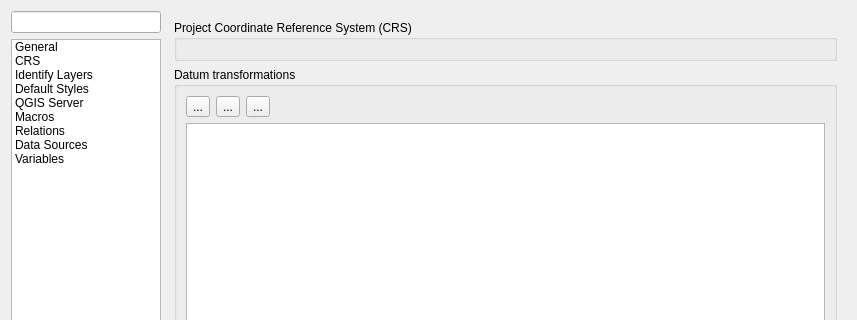
Old version of the form src/ui/qgsprojectpropertiesbase.ui in the repository 3nids/Quantum-GIS; both pictures show x 0 to 857 and y 0 to 320 of the 857 by 830 pixel window.
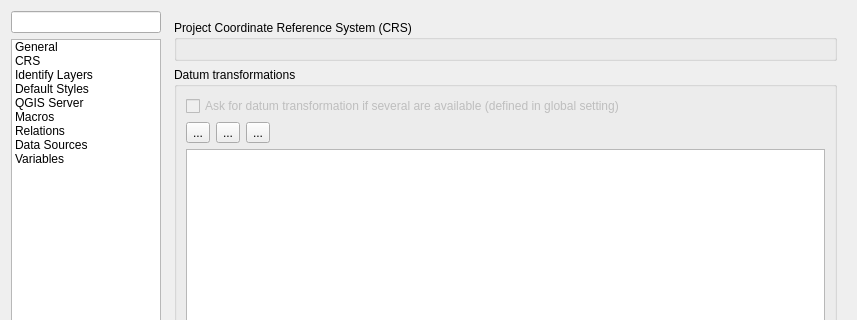
New version of the form. Icons and pictures are not drawn. Custom widgets are drawn as their Qt base class.

Patch:
```diff
--- a/src/ui/qgsprojectpropertiesbase.ui
+++ b/src/ui/qgsprojectpropertiesbase.ui
@@ -796,7 +796,7 @@
                   <string>Datum transformations</string>
                  </property>
                  <layout class="QGridLayout" name="gridLayout_2">
-                  <item row="0" column="2">
+                  <item row="1" column="2">
                    <widget class="QToolButton" name="mDatumTransformEditButton">
                     <property name="text">
                      <string>...</string>
@@ -807,7 +807,7 @@
                     </property>
                    </widget>
                   </item>
-                  <item row="0" column="1">
+                  <item row="1" column="1">
                    <widget class="QToolButton" name="mDatumTransformRemoveButton">
                     <property name="text">
                      <string>...</string>
@@ -818,7 +818,10 @@
                     </property>
                    </widget>
                   </item>
-                  <item row="0" column="0">
+                  <item row="2" column="0" colspan="4">
+                   <widget class="QTableView" name="mDatumTransformTableView"/>
+                  </item>
+                  <item row="1" column="0">
                    <widget class="QToolButton" name="mDatumTransformAddButton">
                     <property name="text">
                      <string>...</string>
@@ -829,7 +832,7 @@
                     </property>
                    </widget>
                   </item>
-                  <item row="0" column="3">
+                  <item row="1" column="3">
                    <spacer name="horizontalSpacer_5">
                     <property name="orientation">
                      <enum>Qt::Horizontal</enum>
@@ -842,8 +845,15 @@
                     </property>
                    </spacer>
                   </item>
-                  <item row="1" column="0" colspan="4">
-                   <widget class="QTableView" name="mDatumTransformTableView"/>
+                  <item row="0" column="0" colspan="4">
+                   <widget class="QCheckBox" name="mShowDatumTransformDialogCheckBox">
+                    <property name="enabled">
+                     <bool>false</bool>
+                    </property>
+                    <property name="text">
+                     <string>Ask for datum transformation if several are available (defined in global setting)</string>
+                    </property>
+                   </widget>
                   </item>
                  </layout>
                  <zorder>cbxProjectionEnabled</zorder>
```
Left out of the diff: 5 changed lines with no effect on the pictures.
